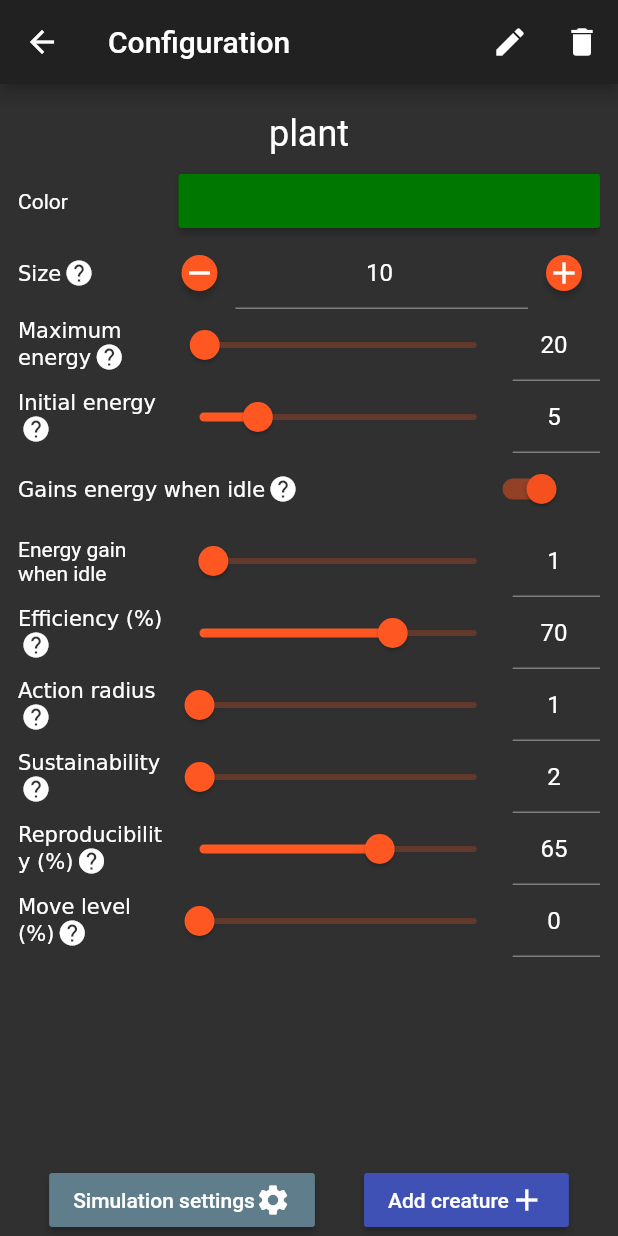
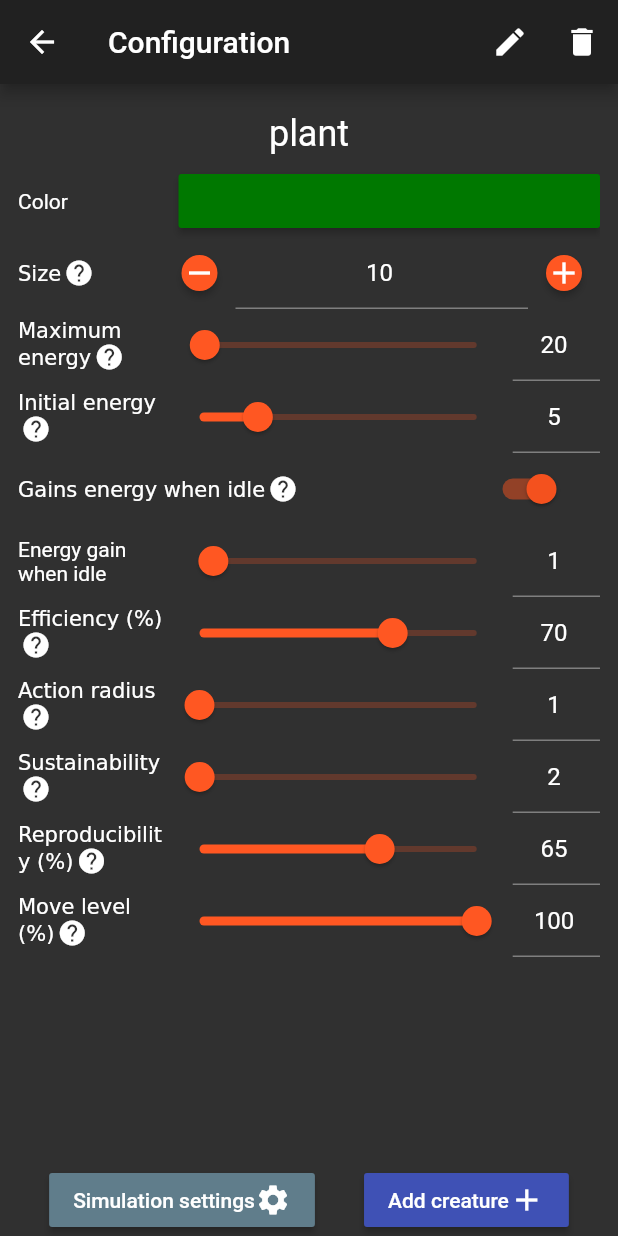
Before and after one commit to aakamenov/flutter_terra, a Flutter app: the screen it shows after launch, after a tap on the "settings" icon, on a phone screen of 412 x 824 dp. Run offline on Flutter 3.47's test engine with Material 2 defaults, Android fonts, the phone set to English and light mode, and no system bars; our stand-ins replace flutter_colorpicker.

Commit message:
Non-moving creatures should have a move level of 1.0 instead of 0.0

```diff
--- a/lib/main.dart
+++ b/lib/main.dart
@@ -46,7 +46,7 @@ class MyApp extends StatelessWidget {
       initialEnergy: 5,
       gainEnergyOnWait: true,
       waitEnergyModifier: 1,
-      moveLevel: 0,
+      moveLevel: 1.0,
       reproduceLevel: 0.65,
     ));
 
--- a/lib/ui/widgets/creature_config.dart
+++ b/lib/ui/widgets/creature_config.dart
@@ -187,7 +187,7 @@ class _CreatureConfigState extends State<CreatureConfig> {
         buildSettingRow(
           description: const HelpText(
             text: "Move level (%)",
-            helpText: "The percentage of the creature's maximum energy below which it will stop moving. A move level of 0% indicates that the creature cannot move.",
+            helpText: "The percentage of the creature's maximum energy below which it will stop moving. A move level of 100% indicates that the creature cannot move.",
             iconSize: helpIconSize,
           ),
           child: TextFieldSlider(
```
